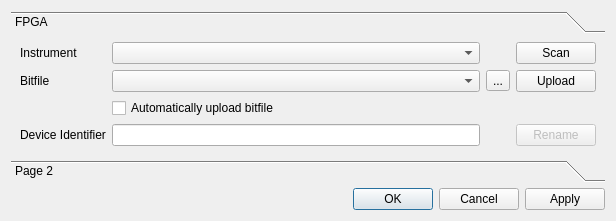
Above: ui/SettingsDialog.ui from MonroeQuantumNetworks/IonControl before the change. Below: the same form after it.
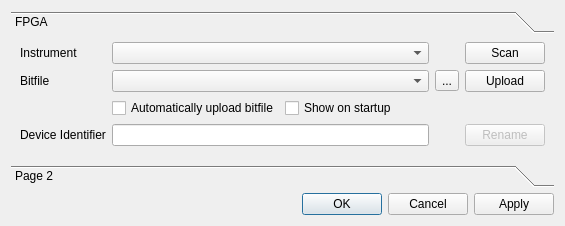
That is the form after the change. Icons and pictures are not drawn.

Commit message: add showOnStartup to FPGA Settings window

What changed in the file:
```diff
--- a/ui/SettingsDialog.ui
+++ b/ui/SettingsDialog.ui
@@ -6,8 +6,8 @@
    <rect>
     <x>0</x>
     <y>0</y>
-    <width>616</width>
-    <height>221</height>
+    <width>565</width>
+    <height>226</height>
    </rect>
   </property>
   <property name="windowTitle">
@@ -27,8 +27,8 @@
        <rect>
         <x>0</x>
         <y>0</y>
-        <width>598</width>
-        <height>130</height>
+        <width>547</width>
+        <height>135</height>
        </rect>
       </property>
       <attribute name="label">
@@ -37,16 +37,6 @@
       <layout class="QVBoxLayout" name="verticalLayout">
        <item>
         <layout class="QGridLayout" name="gridLayout">
-         <item row="3" column="3">
-          <widget class="QPushButton" name="renameButton">
-           <property name="enabled">
-            <bool>false</bool>
-           </property>
-           <property name="text">
-            <string>Rename</string>
-           </property>
-          </widget>
-         </item>
          <item row="1" column="0">
           <widget class="QLabel" name="label_2">
            <property name="text">
@@ -54,27 +44,13 @@
            </property>
           </widget>
          </item>
-         <item row="1" column="3">
-          <widget class="QPushButton" name="uploadButton">
-           <property name="text">
-            <string>Upload</string>
-           </property>
-          </widget>
-         </item>
-         <item row="3" column="0">
+         <item row="4" column="0">
           <widget class="QLabel" name="label_3">
            <property name="text">
             <string>Device Identifier</string>
            </property>
           </widget>
          </item>
-         <item row="0" column="3">
-          <widget class="QPushButton" name="pushButtonScan">
-           <property name="text">
-            <string>Scan</string>
-           </property>
-          </widget>
-         </item>
          <item row="0" column="0">
           <widget class="QLabel" name="label">
            <property name="text">
@@ -82,17 +58,51 @@
            </property>
           </widget>
          </item>
-         <item row="1" column="1">
-          <widget class="QComboBox" name="comboBoxBitfiles"/>
-         </item>
-         <item row="2" column="1">
+         <item row="3" column="1">
           <widget class="QCheckBox" name="checkBoxAutoUpload">
            <property name="text">
             <string>Automatically upload bitfile</string>
            </property>
           </widget>
          </item>
-         <item row="1" column="2">
+         <item row="3" column="2">
+          <widget class="QCheckBox" name="showOnStartupCheckBox">
+           <property name="sizePolicy">
+            <sizepolicy hsizetype="Expanding" vsizetype="Fixed">
+             <horstretch>0</horstretch>
+             <verstretch>0</verstretch>
+            </sizepolicy>
+           </property>
+           <property name="text">
+            <string>Show on startup</string>
+           </property>
+          </widget>
+         </item>
+         <item row="0" column="4">
+          <widget class="QPushButton" name="pushButtonScan">
+           <property name="text">
+            <string>Scan</string>
+           </property>
+          </widget>
+         </item>
+         <item row="1" column="4">
+          <widget class="QPushButton" name="uploadButton">
+           <property name="text">
+            <string>Upload</string>
+           </property>
+          </widget>
+         </item>
+         <item row="4" column="4">
+          <widget class="QPushButton" name="renameButton">
+           <property name="enabled">
+            <bool>false</bool>
+           </property>
+           <property name="text">
+            <string>Rename</string>
+           </property>
+          </widget>
+         </item>
+         <item row="1" column="3">
           <widget class="QToolButton" name="toolButtonOpenBitfile">
            <property name="text">
             <string>...</string>
@@ -103,10 +113,10 @@
            </property>
           </widget>
          </item>
-         <item row="3" column="1">
-          <widget class="QLineEdit" name="identifierEdit"/>
+         <item row="1" column="1" colspan="2">
+          <widget class="QComboBox" name="comboBoxBitfiles"/>
          </item>
-         <item row="0" column="1">
+         <item row="0" column="1" colspan="2">
           <widget class="QComboBox" name="comboBoxInstruments">
            <property name="minimumSize">
             <size>
@@ -116,6 +126,9 @@
            </property>
           </widget>
          </item>
+         <item row="4" column="1" colspan="2">
+          <widget class="QLineEdit" name="identifierEdit"/>
+         </item>
         </layout>
        </item>
        <item>
```
Left out of the diff: 4 changed lines with no effect on the pictures. The commit also changes 1 other file.
